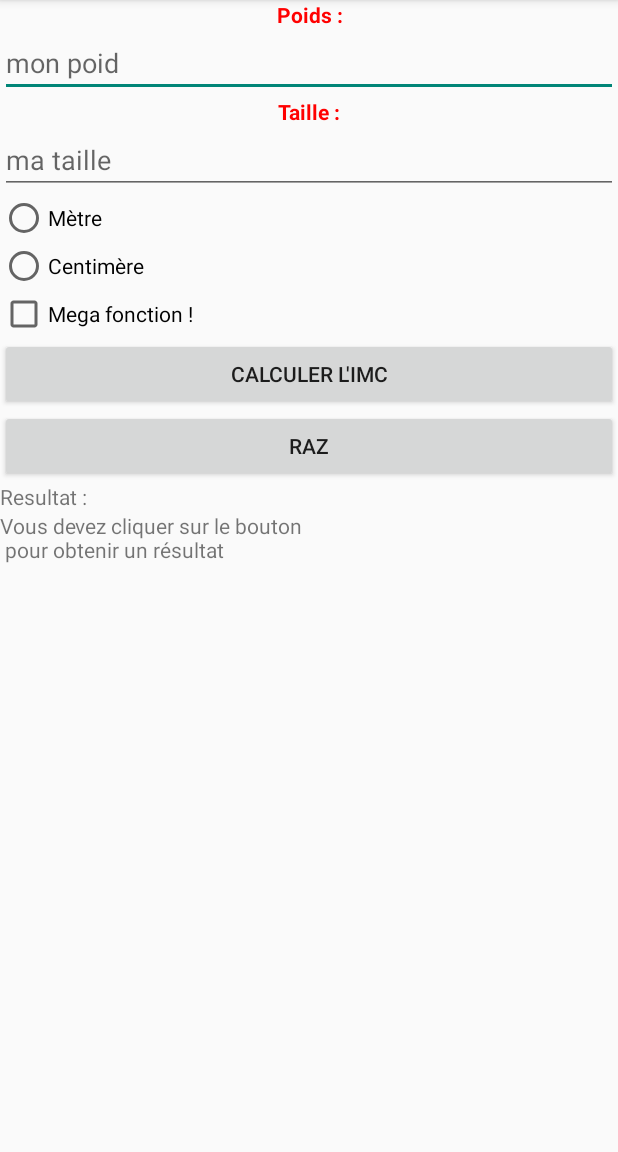
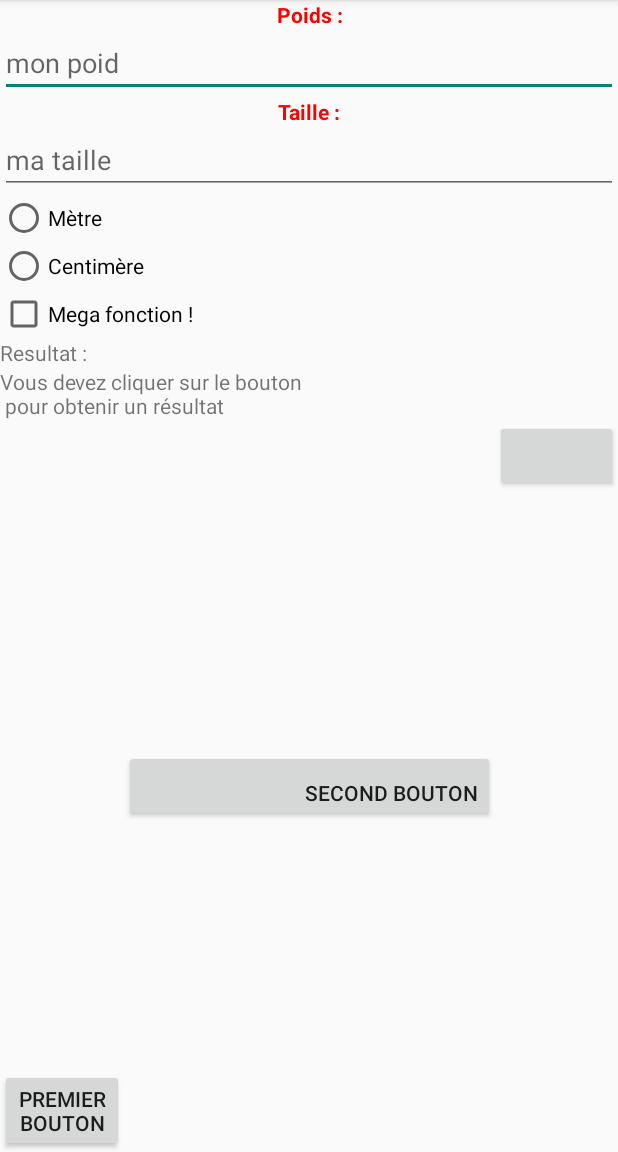
Before and after one commit to jean-pasqualini/MyApplicationProject, an Android app: the screen it shows after launch (MainActivity), on a phone screen of 412 x 824 dp, the part 84-1236 px from its top. Run offline under Robolectric (Android 15) with nearby library versions, the phone set to English and light mode, and no system bars; 4 statements that could not run were skipped.

```diff
--- a/MyApplication/src/main/res/layout/fragment_main.xml
+++ b/MyApplication/src/main/res/layout/fragment_main.xml
@@ -57,18 +57,21 @@
 	    android:layout_height="wrap_content"
 		android:text="Mega fonction !"
 	/>
+    <!--
 	<Button
 	    android:id="@+id/calcul"
 		android:layout_width="match_parent"
 		android:layout_height="wrap_content"
 		android:text="Calculer l'IMC"
 	/>
+
 	<Button
 	    android:id="@+id/raz"
 		android:layout_width="match_parent"
 		android:layout_height="wrap_content"
 		android:text="RAZ"
 	/>
+   -->
 	<TextView
 	    android:layout_width="match_parent"
 	    android:layout_height="wrap_content"
@@ -80,4 +83,32 @@
 		android:layout_height="wrap_content"
 		android:text="Vous devez cliquer sur le bouton \n pour obtenir un résultat"
 	/>
+    <LinearLayout
+        android:layout_height="fill_parent"
+        android:layout_width="fill_parent"
+        android:orientation="horizontal">
+
+        <Button
+            android:id="@+id/premier"
+            android:layout_width="fill_parent"
+            android:layout_height="wrap_content"
+            android:layout_weight="40"
+            android:layout_gravity="bottom"
+            android:text="Premier bouton"/>
+        <Button
+            android:layout_width="fill_parent"
+            android:layout_height="wrap_content"
+            android:id="@+id/second"
+            android:layout_weight="20"
+            android:layout_gravity="center"
+            android:gravity="bottom|right"
+            android:text="Second bouton"/>
+        <Button
+            android:layout_height="wrap_content"
+            android:layout_width="fill_parent"
+            android:id="@+id/troisieme"
+            android:layout_weight="40"
+            />
+
+    </LinearLayout>
 </LinearLayout>
```
Also changed, not shown: 1 other file.
